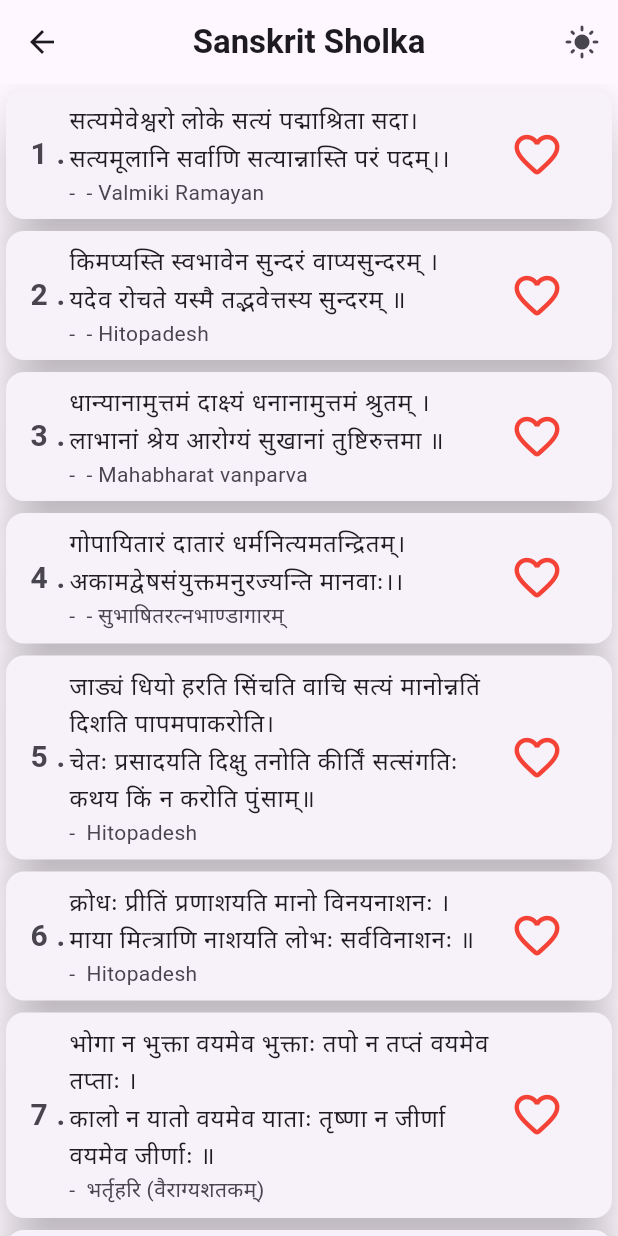
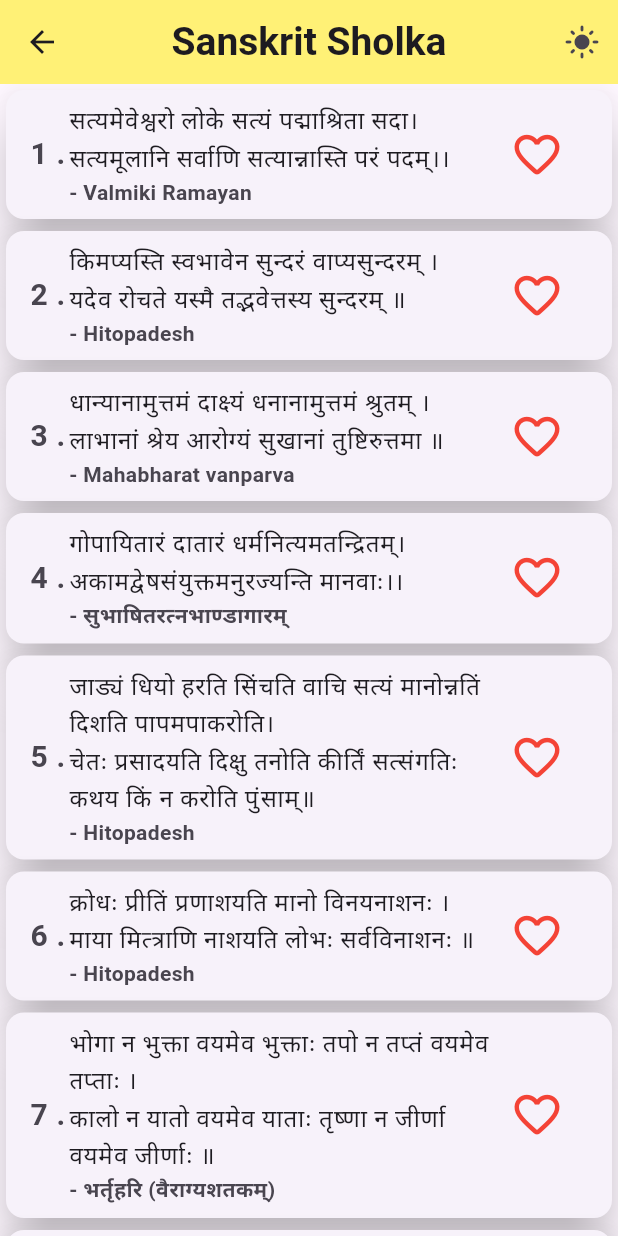
Before and after one commit to harshilgujarati/departure_app, a Flutter app: the Home_page screen opened by its route, on a phone screen of 412 x 824 dp. Run offline on Flutter 3.47's test engine with Material 2 defaults, Android fonts, the phone set to English and light mode, and no system bars.

```diff
--- a/lib/views/screens/Home_page.dart
+++ b/lib/views/screens/Home_page.dart
@@ -21,10 +21,11 @@ class _Home_pageState extends State<Home_page> {
   Widget build(BuildContext context) {
     return Scaffold(
       appBar: AppBar(
+        backgroundColor: Colors.yellow.shade300,
         title: Text(
           "Sanskrit Sholka",
           style: TextStyle(
-            fontSize: 22,
+            fontSize: 26,
             fontWeight: FontWeight.bold,
           ),
         ),
@@ -44,15 +45,12 @@ class _Home_pageState extends State<Home_page> {
           itemBuilder: (context, index) => Card(
             elevation: 14,
             child: ListTile(
-              hoverColor: Colors.red,
-              focusColor: Colors.blue,
               horizontalTitleGap: 2,
               style: ListTileStyle.list,
               onTap: () {
                 Navigator.of(context).pushNamed("sholka_details_page",
-                    arguments:
-                        Provider.of<JsonProvider>(context, listen: false)
-                            .chepters[index]);
+                    arguments: Provider.of<JsonProvider>(context, listen: false)
+                        .chepters[index]);
                 setState(() {});
               },
               leading: Text(
@@ -62,7 +60,7 @@ class _Home_pageState extends State<Home_page> {
               title: Text(
                   "${Provider.of<JsonProvider>(context).chepters[index].Sanskrit_Shlok}"),
               subtitle: Text(
-                  "-  ${Provider.of<JsonProvider>(context).chepters[index].Source}"),
+                  "- ${Provider.of<JsonProvider>(context).chepters[index].Source}",style: TextStyle(fontWeight: FontWeight.bold),),
               trailing: IconButton(
                 onPressed: () {},
                 icon: Icon(
```
Also changed, not shown: assets/json/sanatansanskrit.json (+4 -4 lines), lib/views/screens/sholka_details_page.dart (+7 -3 lines), lib/views/screens/splash_screen.dart (+9 -4 lines), 1 other file.
